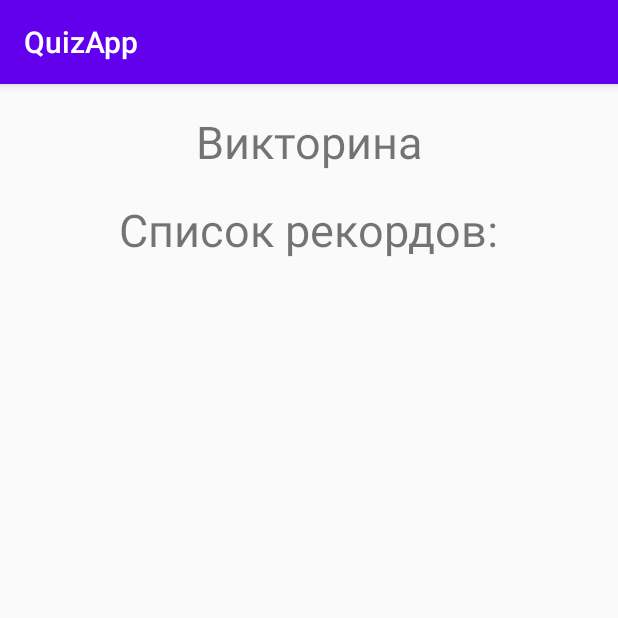
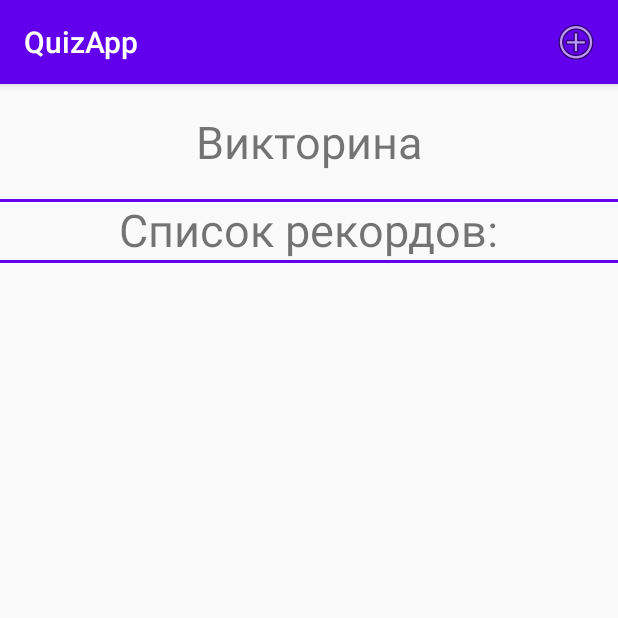
Before and after one commit to Parocq/QuizApp, an Android app: the fragment RecordsFragment placed in its activity, on a phone screen of 412 x 824 dp, the top half of it. Run offline under Robolectric (Android 15) with nearby library versions, the phone set to English and light mode, and no system bars.

Commit message:
Action bar. Added button "add new question"

```diff
--- a/app/src/main/java/com/bsuir/german/quizapp/activity/MainActivity.java
+++ b/app/src/main/java/com/bsuir/german/quizapp/activity/MainActivity.java
@@ -4,6 +4,9 @@ import androidx.appcompat.app.AppCompatActivity;
 import androidx.fragment.app.FragmentTransaction;
 
 import android.os.Bundle;
+import android.view.Menu;
+import android.view.MenuItem;
+import android.widget.Toast;
 
 import com.bsuir.german.quizapp.R;
 import com.bsuir.german.quizapp.fragment.MenuBannerFragment;
@@ -23,8 +26,34 @@ public class MainActivity extends AppCompatActivity {
         fragmentTransaction.add(R.id.mainFragment,menuFrag);
         fragmentTransaction.add(R.id.topFragment,banner);
         fragmentTransaction.commit();
-
     }
 
 
+    public boolean onCreateOptionsMenu(Menu menu) {
+        getMenuInflater().inflate(R.menu.main, menu);
+        return true;
+    }
+
+//    public boolean onCreateOptionsMenu(Menu menu) {
+//
+//        menu.add(1,1,1,"Добавить вопрос");
+//        menu.add(1,2,2,"Пустой пункт");
+//
+//        return super.onCreateOptionsMenu(menu);
+//    }
+//
+//    public boolean onOptionsItemSelected(MenuItem item) {
+//        switch (item.getItemId()){
+//            case 1:
+//                Toast.makeText(this, "Вопрос добавлен",Toast.LENGTH_SHORT).show();
+//                break;
+//            case 2:
+//                Toast.makeText(this, "haha",Toast.LENGTH_SHORT).show();
+//                break;
+//            default:
+////                Toast.makeText(this, "haha",Toast.LENGTH_SHORT).show();
+//                break;
+//        }
+//        return super.onOptionsItemSelected(item);
+//    }
 }
--- a/app/src/main/java/com/bsuir/german/quizapp/fragment/MenuFragment.java
+++ b/app/src/main/java/com/bsuir/german/quizapp/fragment/MenuFragment.java
@@ -22,20 +22,23 @@ public class MenuFragment extends Fragment {
 
         Button playButton = v.findViewById(R.id.play);
         Button recordsButton = v.findViewById(R.id.records);
+        final FragmentTransaction fragmentTransaction = getFragmentManager().beginTransaction();
 
         final RecordsFragment recordsFragment = new RecordsFragment();
+        final QuestionFragment questionFragment = new QuestionFragment();
+        final QuizTopFragment quizTopFragment = new QuizTopFragment();
 
         View.OnClickListener clickListener = new View.OnClickListener() {
             @Override
             public void onClick(View v) {
                 switch (v.getId()) {
                     case R.id.play:
-//                        Intent intent = new Intent(getActivity(), Quiz.class);
-//                        startActivity(intent);
+                        fragmentTransaction.replace(R.id.topFragment,quizTopFragment);
+                        fragmentTransaction.replace(R.id.mainFragment,questionFragment);
+                        fragmentTransaction.commit();
                         break;
                     case R.id.records:
-                        FragmentTransaction fragmentTransaction = getFragmentManager().beginTransaction();
-                        fragmentTransaction.replace(R.id.topFragment, recordsFragment);
+                        fragmentTransaction.replace(R.id.mainFragment, recordsFragment);
                         fragmentTransaction.commit();
                         break;
                 }
--- a/app/src/main/res/layout/fragment_records.xml
+++ b/app/src/main/res/layout/fragment_records.xml
@@ -5,6 +5,13 @@
     xmlns:tools="http://schemas.android.com/tools"
     android:layout_width="match_parent"
     android:layout_height="match_parent">
+
+    <LinearLayout
+        android:layout_width="match_parent"
+        android:layout_height="2dp"
+        app:layout_constraintTop_toTopOf="@id/textView"
+        android:background="@color/colorPrimary">
+    </LinearLayout>
 
     <TextView
         android:id="@+id/textView"
@@ -16,11 +23,20 @@
         app:layout_constraintTop_toTopOf="parent"
         android:textSize="30sp"/>
 
+    <LinearLayout
+        android:layout_width="match_parent"
+        android:layout_height="2dp"
+        app:layout_constraintTop_toBottomOf="@id/textView"
+        android:background="@color/colorPrimary">
+    </LinearLayout>
+
     <androidx.recyclerview.widget.RecyclerView
         android:id="@+id/recyclerView"
-        android:layout_width="409dp"
-        android:layout_height="582dp"
+        android:layout_width="match_parent"
+        android:layout_height="0dp"
+        app:layout_constraintEnd_toEndOf="parent"
         app:layout_constraintStart_toStartOf="parent"
+        app:layout_constraintBottom_toBottomOf="parent"
         app:layout_constraintTop_toBottomOf="@id/textView"
-        tools:layout_editor_absoluteY="20dp" />
+        />
 </androidx.constraintlayout.widget.ConstraintLayout>
--- /dev/null
+++ b/app/src/main/res/menu/main.xml
@@ -0,0 +1,13 @@
+<?xml version="1.0" encoding="utf-8"?>
+<menu xmlns:app="http://schemas.android.com/apk/res-auto"
+    xmlns:android="http://schemas.android.com/apk/res/android">
+    xmlns:android="http://schemas.android.com/apk/res/android">
+
+
+    <item
+        android:id="@+id/item2"
+        android:icon="@android:drawable/ic_menu_add"
+        android:title="Add new question"
+        app:showAsAction="always"></item>
+
+</menu>
```
Also changed, not shown: app/src/main/java/com/bsuir/german/quizapp/fragment/QuestionFragment.java (+31 -35 lines), app/src/main/res/drawable/ic_icon1.xml (added, +10 -0 lines).
